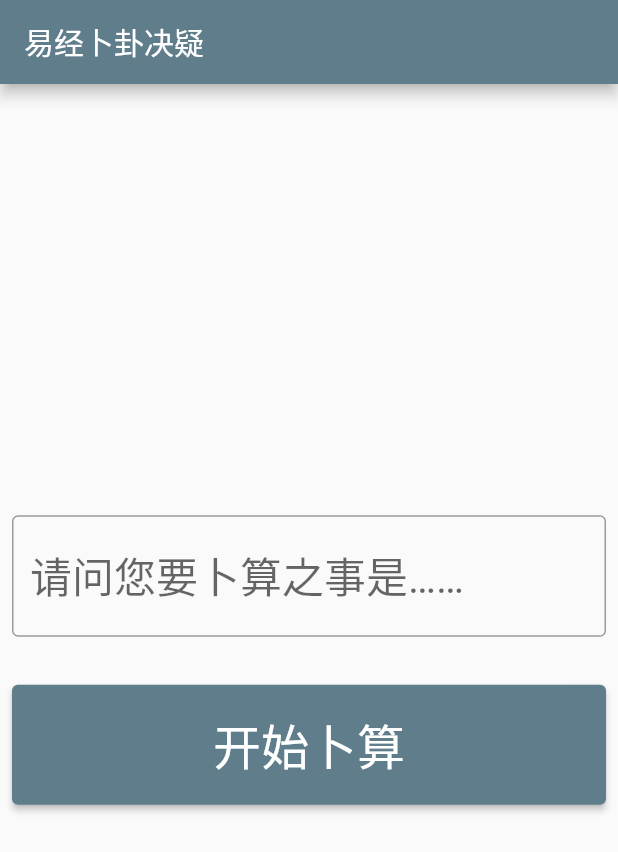
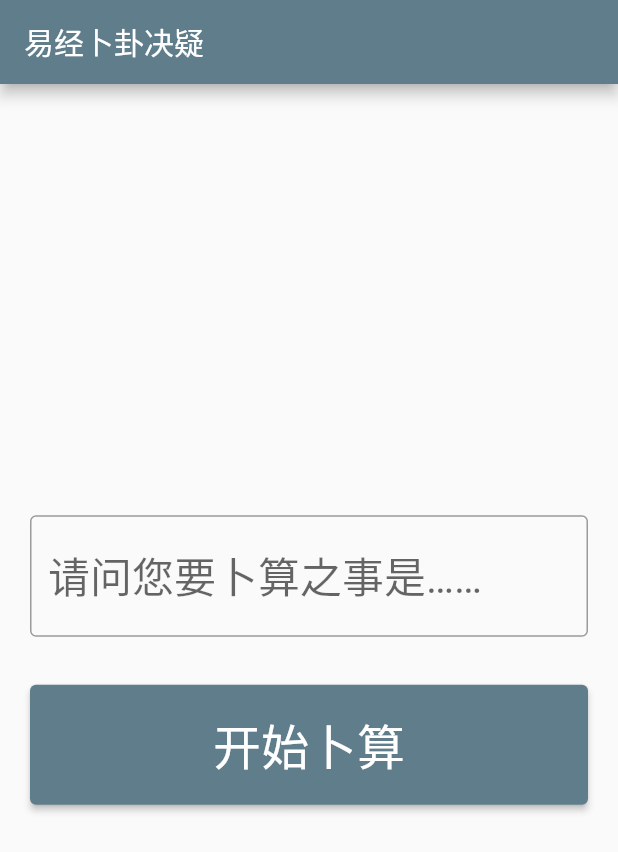
Before and after one commit to gigix/jueyi-mobile, a Flutter app: the screen it shows after launch, on a phone screen of 412 x 824 dp. Shown: the top 852 px of the screen. Run offline on Flutter 3.47's test engine with Material 2 defaults, Android fonts, the phone set to English and light mode, and no system bars.

Commit message:
minor adjustment to UI

```diff
--- a/lib/design.dart
+++ b/lib/design.dart
@@ -1,6 +1,6 @@
 import 'package:flutter/material.dart';
 
-var standardPadding = const EdgeInsets.symmetric(vertical: 16, horizontal: 8);
+var standardPadding = const EdgeInsets.symmetric(vertical: 16, horizontal: 20);
 
 standardTextStyle(double? fontSize) {
   return TextStyle(fontFamily: 'DejaVuSans', fontSize: fontSize);
```
